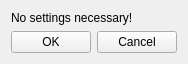
dbaarda/facetracknoir-posix, file ftnoir_filter_kalman/ftnoir_kalman_filtercontrols.ui: the form before one commit.
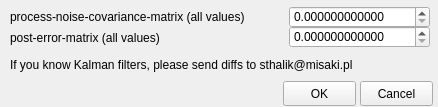
The form after the commit. Icons and pictures are not drawn.

Commit message: Add dialog to kalman & fixes

Patch:
```diff
--- a/ftnoir_filter_kalman/ftnoir_kalman_filtercontrols.ui
+++ b/ftnoir_filter_kalman/ftnoir_kalman_filtercontrols.ui
@@ -9,10 +9,16 @@
    <rect>
     <x>0</x>
     <y>0</y>
-    <width>153</width>
-    <height>51</height>
+    <width>438</width>
+    <height>107</height>
    </rect>
   </property>
+  <property name="sizePolicy">
+   <sizepolicy hsizetype="Fixed" vsizetype="Fixed">
+    <horstretch>0</horstretch>
+    <verstretch>0</verstretch>
+   </sizepolicy>
+  </property>
   <property name="windowTitle">
    <string>Filter settings</string>
   </property>
@@ -29,46 +35,121 @@
   <property name="styleSheet">
    <string notr="true"/>
   </property>
-  <layout class="QVBoxLayout" name="_vertical_layout">
-   <item>
-    <widget class="QLabel" name="label">
-     <property name="text">
-      <string>No settings necessary!</string>
-     </property>
-    </widget>
-   </item>
-   <item>
-    <layout class="QHBoxLayout" name="horizontalLayout">
-     <item>
-      <spacer name="horizontalSpacer">
-       <property name="orientation">
-        <enum>Qt::Horizontal</enum>
-       </property>
-       <property name="sizeHint" stdset="0">
-        <size>
-         <width>40</width>
-         <height>20</height>
-        </size>
-       </property>
-      </spacer>
-     </item>
-     <item>
-      <widget class="QPushButton" name="btnOK">
-       <property name="text">
-        <string>OK</string>
-       </property>
-      </widget>
-     </item>
-     <item>
-      <widget class="QPushButton" name="btnCancel">
-       <property name="text">
-        <string>Cancel</string>
-       </property>
-      </widget>
-     </item>
-    </layout>
-   </item>
-  </layout>
+  <widget class="QLabel" name="label">
+   <property name="geometry">
+    <rect>
+     <x>10</x>
+     <y>10</y>
+     <width>281</width>
+     <height>16</height>
+    </rect>
+   </property>
+   <property name="text">
+    <string>process-noise-covariance-matrix (all values)</string>
+   </property>
+   <property name="alignment">
+    <set>Qt::AlignLeading|Qt::AlignLeft|Qt::AlignTop</set>
+   </property>
+   <property name="margin">
+    <number>0</number>
+   </property>
+  </widget>
+  <widget class="QDoubleSpinBox" name="pnoise">
+   <property name="geometry">
+    <rect>
+     <x>289</x>
+     <y>6</y>
+     <width>141</width>
+     <height>22</height>
+    </rect>
+   </property>
+   <property name="alignment">
+    <set>Qt::AlignLeading|Qt::AlignLeft|Qt::AlignTop</set>
+   </property>
+   <property name="decimals">
+    <number>12</number>
+   </property>
+   <property name="maximum">
+    <double>1.000000000000000</double>
+   </property>
+   <property name="singleStep">
+    <double>0.000001000000000</double>
+   </property>
+  </widget>
+  <widget class="QLabel" name="label_2">
+   <property name="geometry">
+    <rect>
+     <x>10</x>
+     <y>30</y>
+     <width>181</width>
+     <height>16</height>
+    </rect>
+   </property>
+   <property name="text">
+    <string>post-error-matrix (all values)</string>
+   </property>
+  </widget>
+  <widget class="QDoubleSpinBox" name="post">
+   <property name="geometry">
+    <rect>
+     <x>289</x>
+     <y>26</y>
+     <width>141</width>
+     <height>22</height>
+    </rect>
+   </property>
+   <property name="alignment">
+    <set>Qt::AlignLeading|Qt::AlignLeft|Qt::AlignTop</set>
+   </property>
+   <property name="decimals">
+    <number>12</number>
+   </property>
+   <property name="maximum">
+    <double>1.000000000000000</double>
+   </property>
+   <property name="singleStep">
+    <double>0.000001000000000</double>
+   </property>
+  </widget>
+  <widget class="QLabel" name="label_3">
+   <property name="geometry">
+    <rect>
+     <x>10</x>
+     <y>57</y>
+     <width>411</width>
+     <height>16</height>
+    </rect>
+   </property>
+   <property name="text">
+    <string>If you know Kalman filters, please send diffs to sthalik@misaki.pl</string>
+   </property>
+  </widget>
+  <widget class="QPushButton" name="btnOk">
+   <property name="geometry">
+    <rect>
+     <x>283</x>
+     <y>81</y>
+     <width>73</width>
+     <height>25</height>
+    </rect>
+   </property>
+   <property name="text">
+    <string>OK</string>
+   </property>
+  </widget>
+  <widget class="QPushButton" name="btnCancel">
+   <property name="geometry">
+    <rect>
+     <x>360</x>
+     <y>81</y>
+     <width>73</width>
+     <height>25</height>
+    </rect>
+   </property>
+   <property name="text">
+    <string>Cancel</string>
+   </property>
+  </widget>
  </widget>
  <resources/>
  <connections/>
```
Left out of the diff: 19 changed lines with no effect on the pictures. The commit also changes 7 other files.
